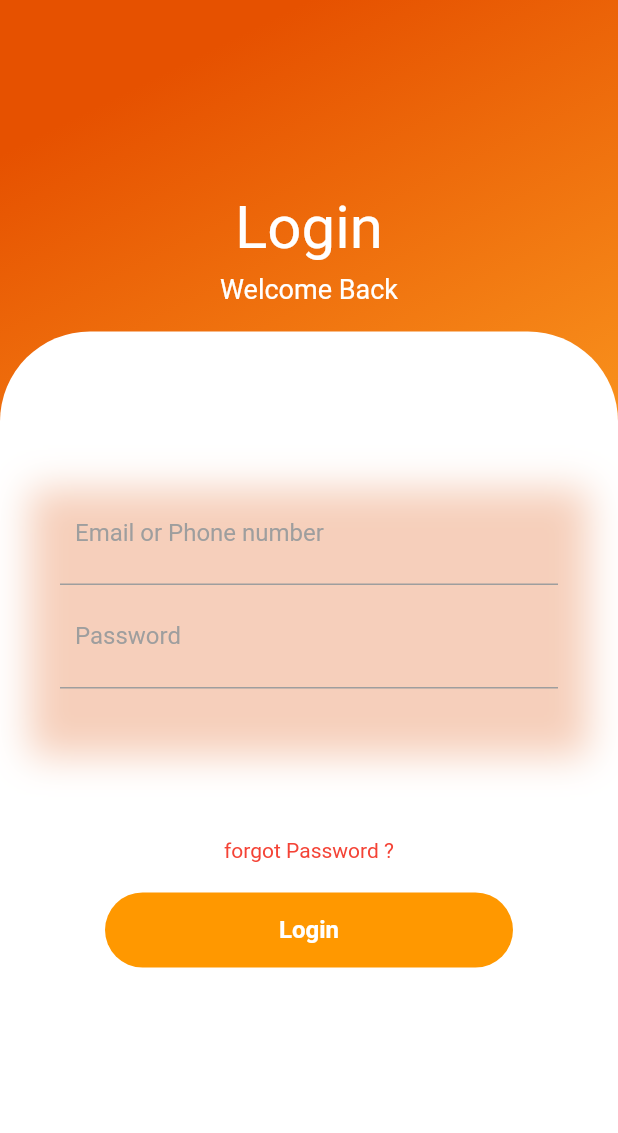
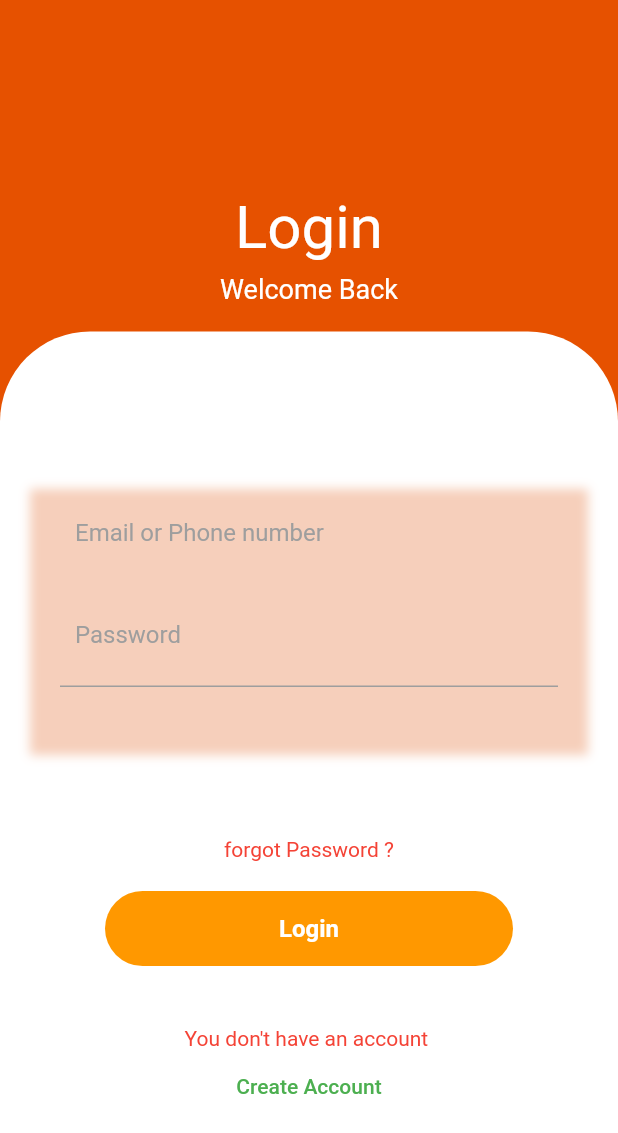
Before and after one commit to Niluminda2001/Family-Driver-, a Flutter app: the screen it shows after launch, on a phone screen of 412 x 824 dp. Shown: the top 1133 px of the screen. Run offline on Flutter 3.47's test engine with Material 2 defaults, Android fonts, the phone set to English and light mode, and no system bars.

Commit message:
1st commit

```diff
--- a/lib/main.dart
+++ b/lib/main.dart
@@ -1,3 +1,4 @@
+import 'package:familydriver/screens/Sign_In.dart';
 import 'package:flutter/material.dart';
 
 void main() => runApp(
@@ -13,8 +14,9 @@ class HomePage extends StatelessWidget {
     return Scaffold(
       body: Container(
         width: double.infinity,
+        color: Color(0xFFE65100),
         decoration: BoxDecoration(
-          gradient: LinearGradient(begin: Alignment.topCenter, colors: [
+          gradient: LinearGradient(begin: Alignment.center, colors: [
             Color(0xFFE65100),
             Color(0xFFFFA726),
           ]),
@@ -62,20 +64,21 @@ class HomePage extends StatelessWidget {
                         decoration: BoxDecoration(boxShadow: [
                           BoxShadow(
                               color: Color.fromRGBO(225, 95, 27, .3),
-                              blurRadius: 20,
+                              blurRadius: 5,
                               offset: Offset(0, 25)),
                         ]),
                         child: Column(
                           children: [
                             Container(
                               padding: EdgeInsets.all(10),
-                              decoration: BoxDecoration(
-                                  border: Border(
-                                      bottom: BorderSide(color: Colors.grey))),
+                              // decoration: BoxDecoration(
+                              //     border: Border(
+                              //         bottom: BorderSide(color: Colors.grey))),
                               child: TextField(
                                 decoration: InputDecoration(
                                   hintText: "Email or Phone number ",
-                                  hintStyle: TextStyle(color: Colors.grey),
+                                  hintStyle:
+                                      TextStyle(color: Color(0xFF9E9E9E)),
                                   border: InputBorder.none,
                                 ),
                               ),
@@ -122,18 +125,35 @@ class HomePage extends StatelessWidget {
                           ),
                         ),
                       ),
-                      SizedBox(width: 20),
-                      Row(
-                        children: [
-                          Container(
-                            height: 50,
-                            decoration: BoxDecoration(
-                              borderRadius: BorderRadius.circular(50),
-                              color: Colors.blue,
+                      SizedBox(
+                        height: 40,
+                      ),
+                      Container(
+                        child: Text(
+                          "You don't have an account ",
+                          style: TextStyle(
+                            color: Colors.red,
+                          ),
+                        ),
+                      ),
+                      Container(
+                        child: Center(
+                          child: TextButton(
+                            onPressed: () {
+                              Navigator.of(context)
+                                  .push(MaterialPageRoute(builder: (_) {
+                                return SignIn();
+                              }));
+                            },
+                            child: Text(
+                              'Create Account',
+                              style: TextStyle(
+                                color: Colors.green,
+                              ),
                             ),
                           ),
-                        ],
-                      ),
+                        ),
+                      )
                     ],
                   ),
                 ),
```
Also changed, not shown: lib/screens/Available_Driver.dart (added, +18 -0 lines), lib/screens/Home.dart (added, +30 -0 lines), lib/screens/Sign_In.dart (added, +196 -0 lines), assets/logo.png (added), 1 other file.
